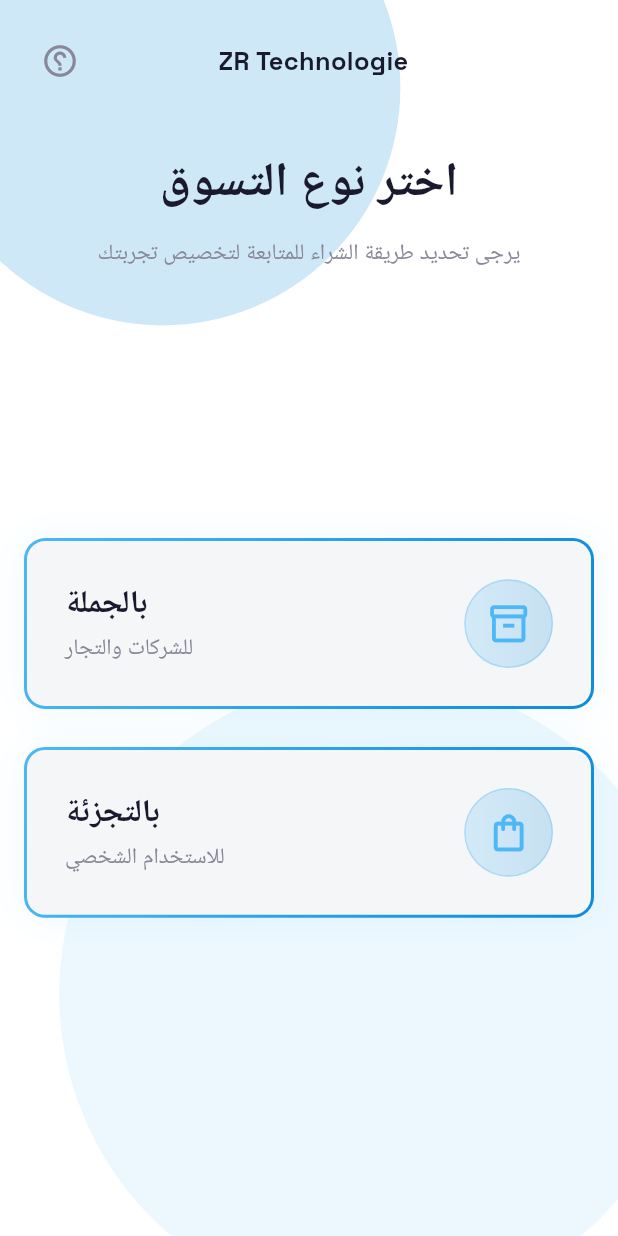
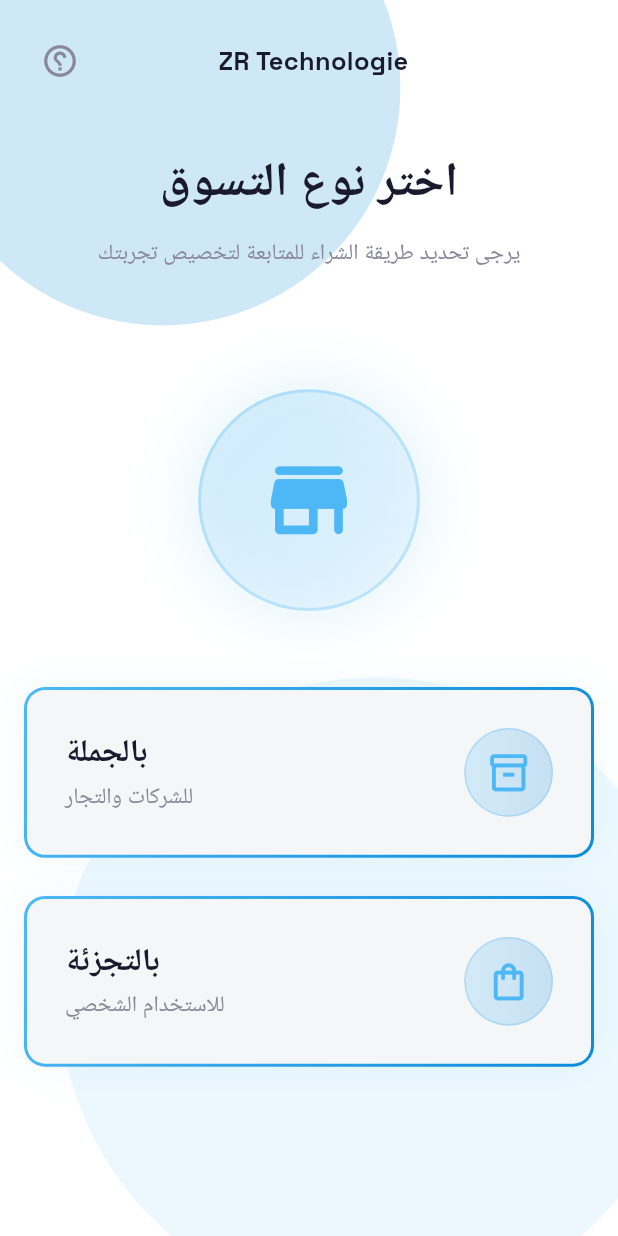
Before and after one commit to KamelMesbahi13/Zr_tech, a Flutter app: the screen it shows after launch, on a phone screen of 412 x 824 dp. Run offline on Flutter 3.47's test engine with Material 3 defaults, Android fonts, the phone set to English and light mode, and no system bars; our stand-ins replace file_picker, firebase_auth, firebase_core, firebase_database, google_fonts; accounts and stored records are empty; Roboto replaces fonts that are missing (Ibm Plex Sans Arabic).

Commit message:
fixin some css

```diff
--- a/zr_tech_app/lib/screens/shopping_type_screen.dart
+++ b/zr_tech_app/lib/screens/shopping_type_screen.dart
@@ -36,11 +36,51 @@ class ShoppingTypeScreen extends StatelessWidget {
                       SizedBox(height: Responsive.sp(12)),
                       Text('يرجى تحديد طريقة الشراء للمتابعة لتخصيص تجربتك', textAlign: TextAlign.center, style: TextStyle(color: AppColors.textSlate400, fontSize: Responsive.fp(14))),
                       Expanded(
-                        child: Column(mainAxisAlignment: MainAxisAlignment.center, children: [
-                          _card(context, 'بالجملة', 'للشركات والتجار', Icons.inventory_2_outlined, () => Navigator.pushNamed(context, '/login')),
-                          SizedBox(height: Responsive.sp(24)),
-                          _card(context, 'بالتجزئة', 'للاستخدام الشخصي', Icons.shopping_bag_outlined, () => Navigator.pushNamed(context, '/categories-detail')),
-                        ]),
+                        child: Column(
+                          mainAxisAlignment: MainAxisAlignment.center,
+                          children: [
+                            // ── Decorative Graphic to fill vertical space ──
+                            Container(
+                              width: Responsive.sp(140),
+                              height: Responsive.sp(140),
+                              decoration: BoxDecoration(
+                                shape: BoxShape.circle,
+                                gradient: LinearGradient(
+                                  colors: [
+                                    AppColors.primary.withValues(alpha: 0.15),
+                                    AppColors.cyan.withValues(alpha: 0.05),
+                                  ],
+                                  begin: Alignment.topLeft,
+                                  end: Alignment.bottomRight,
+                                ),
+                                border: Border.all(
+                                  color: AppColors.primary.withValues(alpha: 0.2),
+                                  width: 2,
+                                ),
+                                boxShadow: [
+                                  BoxShadow(
+                                    color: AppColors.primary.withValues(alpha: 0.1),
+                                    blurRadius: 30,
+                                    spreadRadius: 10,
+                                  ),
+                                ],
+                              ),
+                              child: Center(
+                                child: Icon(
+                                  Icons.store_mall_directory_rounded,
+                                  size: Responsive.sp(64),
+                                  color: AppColors.primaryLight,
+                                ),
+                              ),
+                            ),
+                            SizedBox(height: Responsive.sp(48)),
+
+                            // ── Choices ──
+                            _card(context, 'بالجملة', 'للشركات والتجار', Icons.inventory_2_outlined, () => Navigator.pushNamed(context, '/login')),
+                            SizedBox(height: Responsive.sp(24)),
+                            _card(context, 'بالتجزئة', 'للاستخدام الشخصي', Icons.shopping_bag_outlined, () => Navigator.pushNamed(context, '/categories-detail')),
+                          ],
+                        ),
                       ),
                       SizedBox(height: Responsive.sp(16)),
                     ],
```
